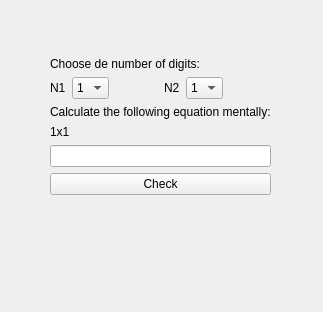
Old version of the form QtApp/MentalMathGame.ui in the repository RodolfoAndrade/BrainTrainer.
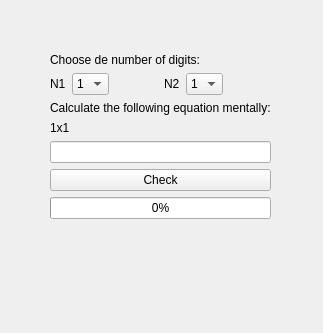
New version of the form.

Commit message: adding QThread to visualize the time limit

Diff of the .ui file:
```diff
--- a/QtApp/MentalMathGame.ui
+++ b/QtApp/MentalMathGame.ui
@@ -7,7 +7,7 @@
     <x>0</x>
     <y>0</y>
     <width>323</width>
-    <height>312</height>
+    <height>333</height>
    </rect>
   </property>
   <property name="windowTitle">
@@ -20,7 +20,7 @@
       <x>0</x>
       <y>0</y>
       <width>322</width>
-      <height>311</height>
+      <height>331</height>
      </rect>
     </property>
     <layout class="QHBoxLayout" name="horizontalLayout">
@@ -172,6 +172,13 @@
            </property>
           </widget>
          </item>
+         <item>
+          <widget class="QProgressBar" name="progressBar">
+           <property name="value">
+            <number>0</number>
+           </property>
+          </widget>
+         </item>
          <item>
           <widget class="QLabel" name="feedback">
            <property name="text">
```
The commit also changes 2 other files.
